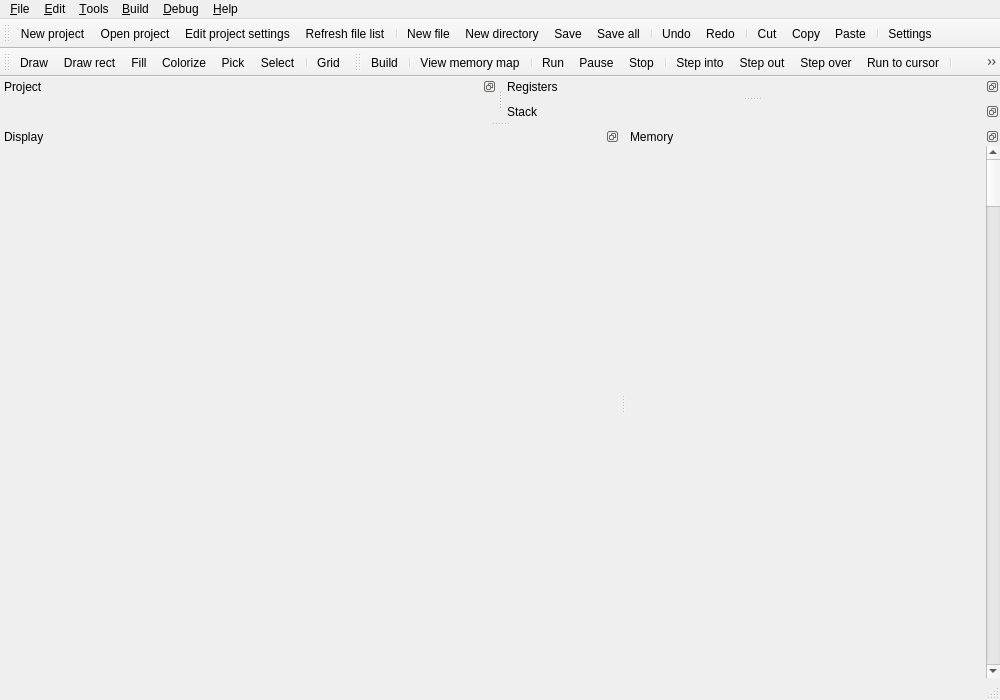
Before: the Qt Designer form editor/MainWindow.ui in zapolnov/zxide, drawn with Qt 5.
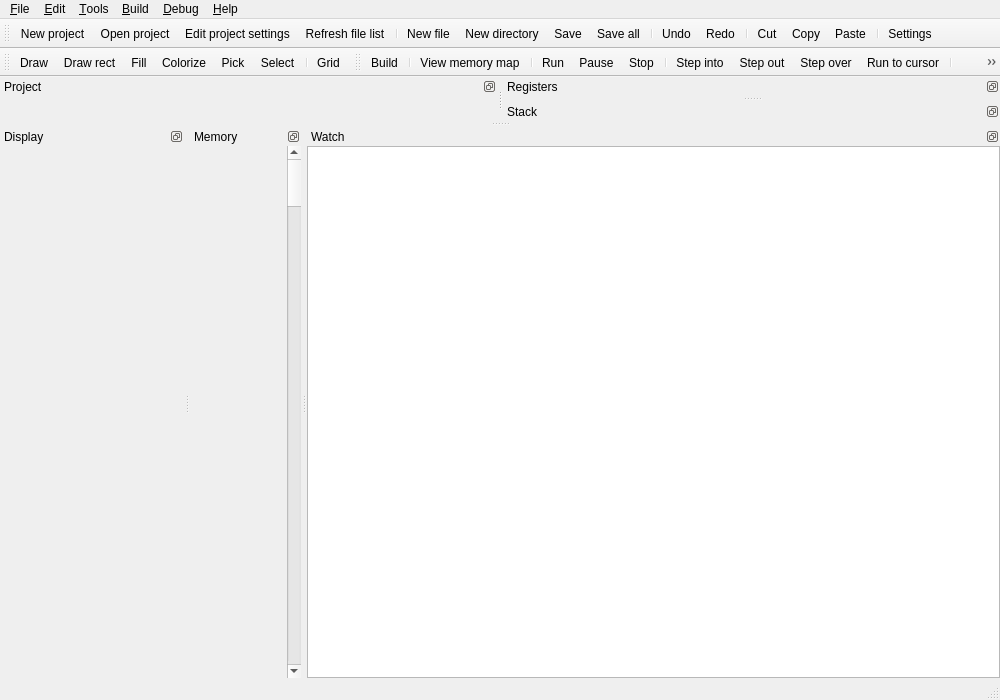
After: the same form once the commit is applied. Icons and pictures are not drawn. Custom widgets are drawn as their Qt base class.

```diff
--- a/editor/MainWindow.ui
+++ b/editor/MainWindow.ui
@@ -422,6 +422,49 @@
    <addaction name="actionDisassembly"/>
    <addaction name="actionMemoryLog"/>
   </widget>
+  <widget class="QDockWidget" name="watchDockWidget">
+   <property name="features">
+    <set>QDockWidget::DockWidgetFloatable|QDockWidget::DockWidgetMovable</set>
+   </property>
+   <property name="windowTitle">
+    <string>Watch</string>
+   </property>
+   <attribute name="dockWidgetArea">
+    <number>8</number>
+   </attribute>
+   <widget class="QTableView" name="watchView">
+    <property name="dragEnabled">
+     <bool>false</bool>
+    </property>
+    <property name="dragDropOverwriteMode">
+     <bool>false</bool>
+    </property>
+    <property name="dragDropMode">
+     <enum>QAbstractItemView::NoDragDrop</enum>
+    </property>
+    <property name="defaultDropAction">
+     <enum>Qt::IgnoreAction</enum>
+    </property>
+    <property name="selectionMode">
+     <enum>QAbstractItemView::SingleSelection</enum>
+    </property>
+    <property name="selectionBehavior">
+     <enum>QAbstractItemView::SelectRows</enum>
+    </property>
+    <property name="wordWrap">
+     <bool>false</bool>
+    </property>
+    <attribute name="horizontalHeaderVisible">
+     <bool>true</bool>
+    </attribute>
+    <attribute name="horizontalHeaderStretchLastSection">
+     <bool>true</bool>
+    </attribute>
+    <attribute name="verticalHeaderVisible">
+     <bool>false</bool>
+    </attribute>
+   </widget>
+  </widget>
   <action name="actionExit">
    <property name="icon">
     <iconset resource="res/resources.qrc">
```
Left out of the diff: 4 changed lines with no effect on the pictures.
